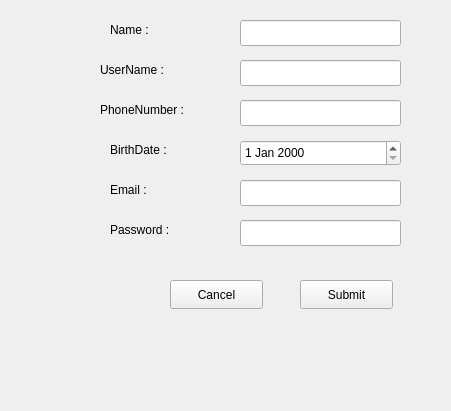
The window that client/siginup.ui (AP-projects-4001/jan-ghahve) describes before a commit, drawn with Qt 5.
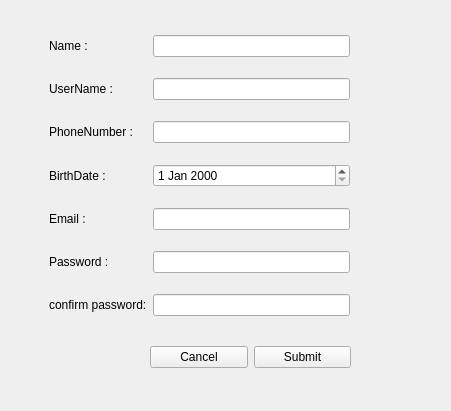
The same window after the commit.

```diff
--- a/client/siginup.ui
+++ b/client/siginup.ui
@@ -13,169 +13,113 @@
   <property name="windowTitle">
    <string>Form</string>
   </property>
-  <widget class="QLabel" name="label">
+  <widget class="QWidget" name="">
    <property name="geometry">
     <rect>
-     <x>110</x>
+     <x>49</x>
      <y>20</y>
-     <width>63</width>
-     <height>20</height>
+     <width>301</width>
+     <height>311</height>
     </rect>
    </property>
-   <property name="text">
-    <string>Name :</string>
-   </property>
+   <layout class="QGridLayout" name="gridLayout">
+    <item row="0" column="0">
+     <widget class="QLabel" name="label">
+      <property name="text">
+       <string>Name :</string>
+      </property>
+     </widget>
+    </item>
+    <item row="0" column="1">
+     <widget class="QLineEdit" name="lineEdit"/>
+    </item>
+    <item row="1" column="0">
+     <widget class="QLabel" name="label_6">
+      <property name="text">
+       <string>UserName :</string>
+      </property>
+     </widget>
+    </item>
+    <item row="1" column="1">
+     <widget class="QLineEdit" name="led_name"/>
+    </item>
+    <item row="2" column="0">
+     <widget class="QLabel" name="label_2">
+      <property name="text">
+       <string>PhoneNumber :</string>
+      </property>
+     </widget>
+    </item>
+    <item row="2" column="1">
+     <widget class="QLineEdit" name="led_phonenumb"/>
+    </item>
+    <item row="3" column="0">
+     <widget class="QLabel" name="label_3">
+      <property name="text">
+       <string>BirthDate :</string>
+      </property>
+     </widget>
+    </item>
+    <item row="3" column="1">
+     <widget class="QDateEdit" name="dateEdit"/>
+    </item>
+    <item row="4" column="0">
+     <widget class="QLabel" name="label_4">
+      <property name="text">
+       <string>Email :</string>
+      </property>
+     </widget>
+    </item>
+    <item row="4" column="1">
+     <widget class="QLineEdit" name="led_email"/>
+    </item>
+    <item row="5" column="0">
+     <widget class="QLabel" name="label_5">
+      <property name="text">
+       <string>Password :</string>
+      </property>
+     </widget>
+    </item>
+    <item row="5" column="1">
+     <widget class="QLineEdit" name="led_pass"/>
+    </item>
+    <item row="6" column="0">
+     <widget class="QLabel" name="label_7">
+      <property name="text">
+       <string>confirm password:</string>
+      </property>
+     </widget>
+    </item>
+    <item row="6" column="1">
+     <widget class="QLineEdit" name="lineEdit_2"/>
+    </item>
+   </layout>
   </widget>
-  <widget class="QLabel" name="label_2">
+  <widget class="QWidget" name="">
    <property name="geometry">
     <rect>
-     <x>100</x>
-     <y>100</y>
-     <width>111</width>
-     <height>20</height>
+     <x>150</x>
+     <y>340</y>
+     <width>201</width>
+     <height>35</height>
     </rect>
    </property>
-   <property name="text">
-    <string>PhoneNumber :</string>
-   </property>
-  </widget>
-  <widget class="QLabel" name="label_3">
-   <property name="geometry">
-    <rect>
-     <x>110</x>
-     <y>140</y>
-     <width>81</width>
-     <height>20</height>
-    </rect>
-   </property>
-   <property name="text">
-    <string>BirthDate :</string>
-   </property>
-  </widget>
-  <widget class="QLabel" name="label_4">
-   <property name="geometry">
-    <rect>
-     <x>110</x>
-     <y>180</y>
-     <width>63</width>
-     <height>20</height>
-    </rect>
-   </property>
-   <property name="text">
-    <string>Email :</string>
-   </property>
-  </widget>
-  <widget class="QLabel" name="label_5">
-   <property name="geometry">
-    <rect>
-     <x>110</x>
-     <y>220</y>
-     <width>81</width>
-     <height>20</height>
-    </rect>
-   </property>
-   <property name="text">
-    <string>Password :</string>
-   </property>
-  </widget>
-  <widget class="QLineEdit" name="led_name">
-   <property name="geometry">
-    <rect>
-     <x>240</x>
-     <y>60</y>
-     <width>161</width>
-     <height>26</height>
-    </rect>
-   </property>
-  </widget>
-  <widget class="QLineEdit" name="led_phonenumb">
-   <property name="geometry">
-    <rect>
-     <x>240</x>
-     <y>100</y>
-     <width>161</width>
-     <height>26</height>
-    </rect>
-   </property>
-  </widget>
-  <widget class="QLineEdit" name="led_email">
-   <property name="geometry">
-    <rect>
-     <x>240</x>
-     <y>180</y>
-     <width>161</width>
-     <height>26</height>
-    </rect>
-   </property>
-  </widget>
-  <widget class="QLineEdit" name="led_pass">
-   <property name="geometry">
-    <rect>
-     <x>240</x>
-     <y>220</y>
-     <width>161</width>
-     <height>26</height>
-    </rect>
-   </property>
-  </widget>
-  <widget class="QPushButton" name="pbn_submit">
-   <property name="geometry">
-    <rect>
-     <x>300</x>
-     <y>280</y>
-     <width>93</width>
-     <height>29</height>
-    </rect>
-   </property>
-   <property name="text">
-    <string>Submit</string>
-   </property>
-  </widget>
-  <widget class="QPushButton" name="pbn_cancel">
-   <property name="geometry">
-    <rect>
-     <x>170</x>
-     <y>280</y>
-     <width>93</width>
-     <height>29</height>
-    </rect>
-   </property>
-   <property name="text">
-    <string>Cancel</string>
-   </property>
-  </widget>
-  <widget class="QDateEdit" name="dateEdit">
-   <property name="geometry">
-    <rect>
-     <x>240</x>
-     <y>140</y>
-     <width>161</width>
-     <height>26</height>
-    </rect>
-   </property>
-  </widget>
-  <widget class="QLineEdit" name="lineEdit">
-   <property name="geometry">
-    <rect>
-     <x>240</x>
-     <y>20</y>
-     <width>161</width>
-     <height>26</height>
-    </rect>
-   </property>
-  </widget>
-  <widget class="QLabel" name="label_6">
-   <property name="geometry">
-    <rect>
-     <x>100</x>
-     <y>60</y>
-     <width>91</width>
-     <height>20</height>
-    </rect>
-   </property>
-   <property name="text">
-    <string>UserName :</string>
-   </property>
+   <layout class="QHBoxLayout" name="horizontalLayout">
+    <item>
+     <widget class="QPushButton" name="pbn_cancel">
+      <property name="text">
+       <string>Cancel</string>
+      </property>
+     </widget>
+    </item>
+    <item>
+     <widget class="QPushButton" name="pbn_submit">
+      <property name="text">
+       <string>Submit</string>
+      </property>
+     </widget>
+    </item>
+   </layout>
   </widget>
  </widget>
  <resources/>
```
